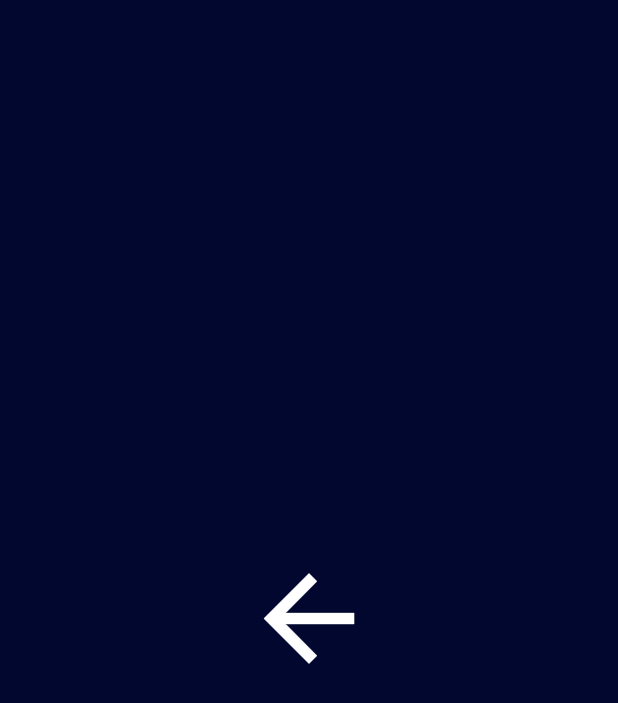
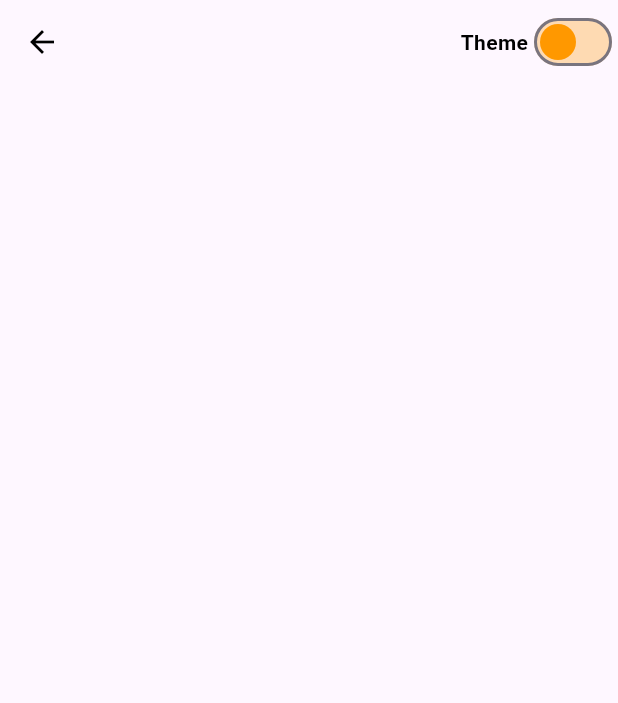
Before and after one commit to junyo05/DevMobil_AppMeteo, a Flutter app: the screen it shows after launch, after a tap on an icon or button, on a phone screen of 412 x 824 dp. Shown: the top 703 px of the screen. Run offline on Flutter 3.47's test engine with Material 3 defaults, Android fonts, the phone set to English and light mode, and no system bars; our stand-ins replace font_awesome_flutter.

Commit message:
mise a jours, ligth mode/ dark mode

```diff
--- a/lib/main.dart
+++ b/lib/main.dart
@@ -1,22 +1,36 @@
+import 'package:appmeteo/themes/themes_provider.dart';
 import 'package:flutter/material.dart';
+import 'package:provider/provider.dart';
 import 'screens/AccueilApp.dart';
 
 void main() {
-  runApp(const MyApp());
+  runApp(
+    ChangeNotifierProvider(
+      create: (context) => ThemeProvider(),
+      child: MyApp(),
+    ),
+  );
 }
 
-class MyApp extends StatelessWidget {
+class MyApp extends StatefulWidget {
   const MyApp({super.key});
 
   @override
+  State<MyApp> createState() => _MyAppState();
+}
+
+class _MyAppState extends State<MyApp> {
+  @override
   Widget build(BuildContext context) {
+    final themeProvider = Provider.of<ThemeProvider>(context);
+
     return MaterialApp(
       title: 'Flutter examen app meteo',
       debugShowCheckedModeBanner: false,
-      theme: ThemeData(
-        primarySwatch: Colors.blue,
-      ),
-      home: const Accueilapp(),
+      themeMode: themeProvider.isDarkMode ? ThemeMode.dark : ThemeMode.light,
+      darkTheme: ThemeData.dark(),
+      theme: ThemeData.light(),
+      home: Accueilapp(),
     );
   }
 }
--- a/lib/screens/AccueilApp.dart
+++ b/lib/screens/AccueilApp.dart
@@ -1,13 +1,45 @@
 import 'package:appmeteo/screens/HomePage.dart';
+import 'package:appmeteo/themes/themes_provider.dart';
 import 'package:flutter/material.dart';
 import 'package:font_awesome_flutter/font_awesome_flutter.dart';
+import 'package:provider/provider.dart';
 
 class Accueilapp extends StatelessWidget {
   const Accueilapp({super.key});
 
   @override
   Widget build(BuildContext context) {
+    final themeProvider = Provider.of<ThemeProvider>(context);
     return Scaffold(
+      extendBodyBehindAppBar: true,
+      appBar: AppBar(
+        automaticallyImplyLeading: false,
+        backgroundColor: Colors.transparent,
+        elevation: 0,
+        actions: [
+          Text(
+            'Theme',
+            style: TextStyle(
+              color: themeProvider.isDarkMode ? Colors.white : Colors.black,
+              fontWeight: FontWeight.bold,
+            ),
+          ),
+          Switch(
+            value: themeProvider.isDarkMode,
+            onChanged: (value) => themeProvider.toggleTheme(),
+
+            thumbIcon: WidgetStateProperty.resolveWith((states) {
+              if (states.contains(WidgetState.selected)) {
+                return Icon(Icons.dark_mode, color: Colors.white);
+              }
+              return Icon(Icons.light_mode, color: Colors.orange);
+            }),
+            activeColor: Colors.indigo,
+            inactiveThumbColor: Colors.orange,
+            inactiveTrackColor: Colors.orange.withOpacity(0.3),
+          ),
+        ],
+      ),
       body: Container(
         height: double.infinity,
         width: double.infinity,
@@ -15,10 +47,15 @@ class Accueilapp extends StatelessWidget {
           gradient: LinearGradient(
             begin: Alignment.topCenter,
             end: Alignment.bottomCenter,
-            colors: [
-              const Color.fromARGB(255, 0, 6, 58),
-              const Color.fromARGB(255, 65, 29, 0),
-            ],
+            colors: themeProvider.isDarkMode
+                ? [
+                    const Color.fromARGB(255, 0, 6, 58),
+                    const Color.fromARGB(255, 65, 29, 0),
+                  ]
+                : [
+                    const Color.fromARGB(255, 236, 230, 230),
+                    const Color.fromARGB(255, 233, 219, 90),
+                  ],
           ),
         ),
 
@@ -29,10 +66,10 @@ class Accueilapp extends StatelessWidget {
               height: 100,
               width: 120,
               decoration: BoxDecoration(
-                color: const Color.fromARGB(255, 0, 11, 20),
+                color: themeProvider.isDarkMode ? Colors.black : Colors.white,
                 borderRadius: BorderRadius.circular(20),
                 border: Border.all(
-                  color: const Color.fromARGB(255, 0, 1, 34),
+                  color: themeProvider.isDarkMode ? Colors.black : Colors.white,
                   width: 2,
                 ),
               ),
@@ -84,7 +121,9 @@ class Accueilapp extends StatelessWidget {
                     child: Text(
                       'App Meteo',
                       style: TextStyle(
-                        color: Colors.white,
+                        color: themeProvider.isDarkMode
+                            ? Colors.white
+                            : Colors.blue,
                         fontSize: 30,
                         fontWeight: FontWeight.bold,
                       ),
@@ -95,7 +134,9 @@ class Accueilapp extends StatelessWidget {
                     child: Text(
                       'Votre compagnon meteo intello',
                       style: TextStyle(
-                        color: Colors.blue,
+                        color: themeProvider.isDarkMode
+                            ? Colors.blue
+                            : Colors.black,
                         fontSize: 18,
                         fontWeight: FontWeight.bold,
                       ),
@@ -110,7 +151,12 @@ class Accueilapp extends StatelessWidget {
                     ),
                     child: Text(
                       'Explorez la meteo en temps reel pour 5 grandes villes dans un monde\n Donnees actualiser, cartes interactives et plus encore.',
-                      style: TextStyle(color: Colors.grey, fontSize: 14),
+                      style: TextStyle(
+                        color: themeProvider.isDarkMode
+                            ? Colors.grey
+                            : const Color.fromARGB(255, 76, 105, 167),
+                        fontSize: 14,
+                      ),
                       textAlign: TextAlign.center,
                     ),
                   ),
@@ -120,7 +166,6 @@ class Accueilapp extends StatelessWidget {
             ElevatedButton(
               style: ElevatedButton.styleFrom(
                 backgroundColor: Colors.blue,
-                // minimumSize: Size(double.infinity, 55),
                 fixedSize: Size(300, 60),
                 elevation: 10,
                 shadowColor: Colors.blue,
@@ -129,7 +174,7 @@ class Accueilapp extends StatelessWidget {
                 ),
               ),
               onPressed: () {
-                Navigator.push(
+                Navigator.pushReplacement(
                   context,
                   MaterialPageRoute(builder: (context) => Homepage()),
                 );
@@ -143,11 +188,19 @@ class Accueilapp extends StatelessWidget {
                       style: TextStyle(
                         fontSize: 16,
                         fontWeight: FontWeight.w700,
-                        color: Colors.black,
+                        color: themeProvider.isDarkMode
+                            ? Colors.black
+                            : Colors.white,
                       ),
                     ),
                   ),
-                  Icon(Icons.arrow_right_alt, size: 30, color: Colors.black),
+                  Icon(
+                    Icons.arrow_right_alt,
+                    size: 30,
+                    color: themeProvider.isDarkMode
+                        ? Colors.black
+                        : Colors.white,
+                  ),
                 ],
               ),
             ),
@@ -156,7 +209,12 @@ class Accueilapp extends StatelessWidget {
               padding: EdgeInsets.only(top: 30),
               child: Text(
                 'Examen Dev Mobile - made by JAA-ISI',
-                style: TextStyle(color: Colors.grey, fontSize: 12),
+                style: TextStyle(
+                  color: themeProvider.isDarkMode
+                      ? Colors.grey
+                      : const Color.fromARGB(255, 76, 105, 167),
+                  fontSize: 12,
+                ),
               ),
             ),
           ],
--- a/lib/screens/HomePage.dart
+++ b/lib/screens/HomePage.dart
@@ -1,22 +1,55 @@
 import 'package:appmeteo/screens/AccueilApp.dart';
+import 'package:appmeteo/themes/themes_provider.dart';
 import 'package:flutter/material.dart';
+import 'package:provider/provider.dart';
 
 class Homepage extends StatelessWidget {
   const Homepage({super.key});
 
   @override
   Widget build(BuildContext context) {
-    return Container(
-      height: double.infinity,
-      color: const Color.fromARGB(255, 1, 7, 46),
-      child: IconButton(
-        onPressed: () {
-          Navigator.push(
-            context,
-            MaterialPageRoute(builder: (context) => Accueilapp()),
-          );
-        },
-        icon: Icon(Icons.arrow_back, color: Colors.white, size: 90),
+    final themeProvider = Provider.of<ThemeProvider>(context);
+    return Scaffold(
+      extendBodyBehindAppBar: true,
+      appBar: AppBar(
+        leading: IconButton(
+          icon: Icon(
+            Icons.arrow_back,
+            color: themeProvider.isDarkMode ? Colors.white : Colors.black,
+          ),
+          onPressed: () {
+            Navigator.pushReplacement(
+              context,
+              MaterialPageRoute(builder: (context) => Accueilapp()),
+            );
+          },
+        ),
+        backgroundColor: Colors.transparent,
+        elevation: 0,
+        actions: [
+          Text(
+            'Theme',
+            style: TextStyle(
+              color: themeProvider.isDarkMode ? Colors.white : Colors.black,
+              fontWeight: FontWeight.bold,
+            ),
+          ),
+          Switch(
+            value: themeProvider.isDarkMode,
+            onChanged: (value) {
+              themeProvider.toggleTheme();
+            },
+            thumbIcon: WidgetStateProperty.resolveWith((states) {
+              if (states.contains(WidgetState.selected)) {
+                return Icon(Icons.dark_mode, color: Colors.white);
+              }
+              return Icon(Icons.light_mode, color: Colors.orange);
+            }),
+            activeColor: Colors.indigo,
+            inactiveThumbColor: Colors.orange,
+            inactiveTrackColor: Colors.orange.withOpacity(0.3),
+          ),
+        ],
       ),
     );
   }
--- /dev/null
+++ b/lib/themes/themes_provider.dart
@@ -0,0 +1,10 @@
+import 'package:flutter/material.dart';
+
+class ThemeProvider extends ChangeNotifier {
+  bool isDarkMode = false;
+
+  void toggleTheme() {
+    isDarkMode = !isDarkMode;
+    notifyListeners();
+  }
+}
--- a/pubspec.yaml
+++ b/pubspec.yaml
@@ -36,6 +36,7 @@ dependencies:
   # Use with the CupertinoIcons class for iOS style icons.
   cupertino_icons: ^1.0.8
   font_awesome_flutter: ^10.12.0
+  provider: ^6.1.5+1
 
 dev_dependencies:
   flutter_test:
```
Also changed, not shown: pubspec.lock.
